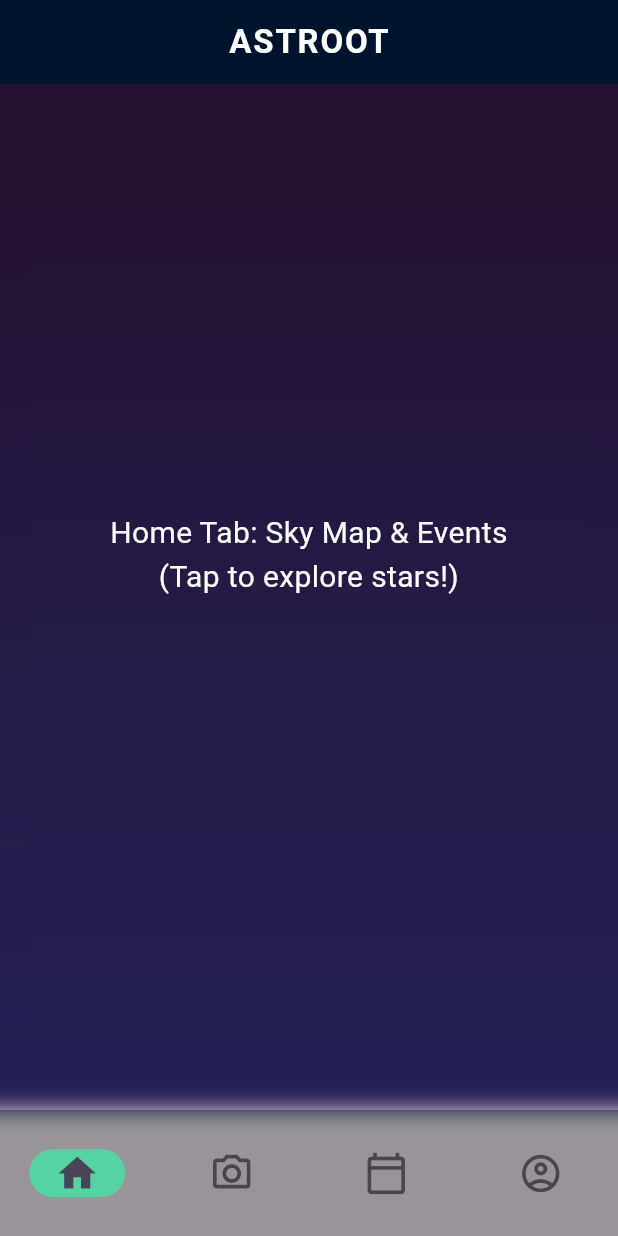
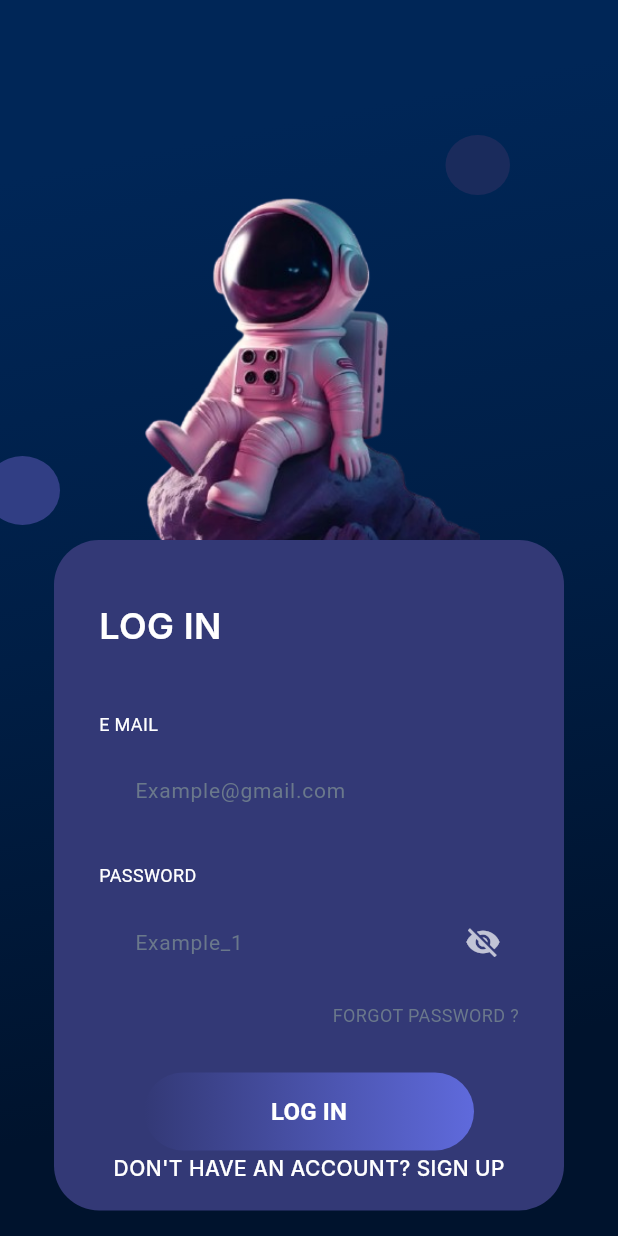
Before and after one commit to ariaj0sephine/Astroot, a Flutter app: the screen it shows after launch, after a tap on "GET STARTED", on a phone screen of 412 x 824 dp. Run offline on Flutter 3.47's test engine with Material 3 defaults, Android fonts, the phone set to English and light mode, and no system bars; our stand-ins replace flutter_svg; Roboto replaces fonts that are missing (Inter).

Commit message:
auth_screen done

```diff
--- /dev/null
+++ b/lib/auth_screen.dart
@@ -0,0 +1,351 @@
+// lib/screens/auth_screen.dart
+
+import 'package:flutter/material.dart';
+import 'package:flutter_svg/flutter_svg.dart';
+
+// Import your HomeScreen here (adjust path if needed)
+import 'home_screen.dart'; // Change this if your file name/path is different
+
+class AuthScreen extends StatefulWidget {
+  const AuthScreen({super.key});
+
+  @override
+  State<AuthScreen> createState() => _AuthScreenState();
+}
+
+class _AuthScreenState extends State<AuthScreen> {
+  bool isLogin = true; // true = Login, false = Sign Up
+
+  void toggle() {
+    setState(() => isLogin = !isLogin);
+  }
+
+  // Simulate login/signup success → go to Home
+  void goToHome() {
+    Navigator.of(context).pushReplacement(
+      MaterialPageRoute(builder: (_) => const HomeScreen()),
+    );
+  }
+
+  @override
+  Widget build(BuildContext context) {
+    return Scaffold(
+      resizeToAvoidBottomInset: false,
+      body: AnimatedSwitcher(
+        duration: const Duration(milliseconds: 400),
+        transitionBuilder: (child, animation) => FadeTransition(opacity: animation, child: child),
+        child: isLogin
+            ? LoginPage(onToggle: toggle, onSuccess: goToHome)
+            : SignUpPage(onToggle: toggle, onSuccess: goToHome),
+      ),
+    );
+  }
+}
+
+// ====================== LOGIN PAGE ======================
+class LoginPage extends StatefulWidget {
+  final VoidCallback onToggle;
+  final VoidCallback onSuccess;
+
+  const LoginPage({super.key, required this.onToggle, required this.onSuccess});
+
+  @override
+  State<LoginPage> createState() => _LoginPageState();
+}
+
+class _LoginPageState extends State<LoginPage> {
+  bool _obscurePassword = true; // Added this to control password visibility
+
+  @override
+  Widget build(BuildContext context) {
+    return Container(
+      width: double.infinity,
+      height: double.infinity,
+      decoration: const BoxDecoration(
+        gradient: LinearGradient(
+          begin: Alignment(-0.15, 0.77),
+          end: Alignment(-0.77, -0.73),
+          colors: [Color(0xFF00132D), Color(0xFF001E45), Color(0xFF002657)],
+        ),
+      ),
+      child: Stack(
+        children: [
+          // Astronaut + circles
+          Positioned(
+            top: -50,
+            left: -20,
+            child: SizedBox(
+              width: 400,
+              height: 500,
+              child: Stack(
+                children: [
+                  Center(
+                    child: Image.asset('assets/images/sitting.png', width: 280, fit: BoxFit.contain),
+                  ),
+                  Positioned(
+                    top: 140,
+                    right: 40,
+                    child: Container(
+                      width: 43,
+                      height: 40,
+                      decoration: const BoxDecoration(
+                        color: Color(0xFF1A2B5C),
+                        borderRadius: BorderRadius.all(Radius.elliptical(43, 40)),
+                      ),
+                    ),
+                  ),
+                  Positioned(
+                    bottom: 100,
+                    left: 10,
+                    child: Container(
+                      width: 50,
+                      height: 46,
+                      decoration: const BoxDecoration(
+                        color: Color(0xFF313E84),
+                        borderRadius: BorderRadius.all(Radius.elliptical(50, 46)),
+                      ),
+                    ),
+                  ),
+                ],
+              ),
+            ),
+          ),
+
+          // Login Card
+          Positioned(
+            top: 360,
+            left: 36,
+            right: 36,
+            child: Container(
+              padding: const EdgeInsets.fromLTRB(30, 40, 30, 40),
+              decoration: BoxDecoration(
+                color: const Color(0xFF333976),
+                borderRadius: BorderRadius.circular(30),
+              ),
+              child: Column(
+                crossAxisAlignment: CrossAxisAlignment.start,
+                children: [
+                  const Text('LOG IN', style: TextStyle(color: Colors.white, fontSize: 24, fontWeight: FontWeight.w600, fontFamily: 'Inter')),
+                  const SizedBox(height: 40),
+
+                  const Text('E MAIL', style: TextStyle(color: Colors.white, fontSize: 12)),
+                  const SizedBox(height: 8),
+                  TextField(
+                    style: const TextStyle(color: Color(0xFF6A788B)),
+                    decoration: InputDecoration(
+                      hintText: 'Example@gmail.com',
+                      hintStyle: const TextStyle(color: Color(0xFF6A788B), fontSize: 14),
+                      filled: true,
+                      fillColor: const Color(0xFF333976),
+                      contentPadding: const EdgeInsets.symmetric(horizontal: 20, vertical: 16),
+                      border: OutlineInputBorder(borderRadius: BorderRadius.circular(30), borderSide: BorderSide.none),
+                    ),
+                  ),
+                  const SizedBox(height: 20),
+
+                  const Text('PASSWORD', style: TextStyle(color: Colors.white, fontSize: 12)),
+                  const SizedBox(height: 8),
+                  TextField(
+                    obscureText: _obscurePassword, // Now controlled by state
+                    style: const TextStyle(color: Color(0xFF6A788B)),
+                    decoration: InputDecoration(
+                      hintText: 'Example_1',
+                      hintStyle: const TextStyle(color: Color(0xFF6A788B), fontSize: 14),
+                      filled: true,
+                      fillColor: const Color(0xFF333976),
+                      contentPadding: const EdgeInsets.symmetric(horizontal: 20, vertical: 16),
+                      border: OutlineInputBorder(borderRadius: BorderRadius.circular(30), borderSide: BorderSide.none),
+                      suffixIcon: IconButton( // Replaced broken PNG with reliable built-in icon
+                        icon: Icon(
+                          _obscurePassword ? Icons.visibility_off : Icons.visibility,
+                          color: Colors.white70, // Bright and visible on dark background
+                          size: 24,
+                        ),
+                        onPressed: () {
+                          setState(() {
+                            _obscurePassword = !_obscurePassword;
+                          });
+                        },
+                      ),
+                    ),
+                  ),
+
+                  const SizedBox(height: 12),
+                  Align(
+                    alignment: Alignment.centerRight,
+                    child: Text('FORGOT PASSWORD ?', style: TextStyle(color: Color(0xFF6A788B), fontSize: 12)),
+                  ),
+
+                  const SizedBox(height: 30),
+
+                  // Login Button
+                  Center(
+                    child: Container(
+                      width: 220,
+                      height: 52,
+                      decoration: BoxDecoration(
+                        borderRadius: BorderRadius.circular(30),
+                        gradient: const LinearGradient(colors: [Color(0xFF333976), Color(0xFF5F6ADC)]),
+                      ),
+                      child: ElevatedButton(
+                        onPressed: widget.onSuccess, // Goes to HomeScreen
+                        style: ElevatedButton.styleFrom(backgroundColor: Colors.transparent, shadowColor: Colors.transparent),
+                        child: const Text('LOG IN', style: TextStyle(color: Colors.white, fontSize: 16, fontWeight: FontWeight.w600)),
+                      ),
+                    ),
+                  ),
+                ],
+              ),
+            ),
+          ),
+
+          // Bottom "Sign Up" link
+          Positioned(
+            bottom: 35,
+            left: 0,
+            right: 0,
+            child: Center(
+              child: GestureDetector(
+                onTap: widget.onToggle,
+                child: const Text(
+                  "DON'T HAVE AN ACCOUNT? SIGN UP",
+                  style: TextStyle(color: Colors.white, fontSize: 14, fontWeight: FontWeight.w500, fontFamily: 'Inter'),
+                ),
+              ),
+            ),
+          ),
+        ],
+      ),
+    );
+  }
+}
+
+// ====================== SIGN UP PAGE ======================
+class SignUpPage extends StatefulWidget {
+  final VoidCallback onToggle;
+  final VoidCallback onSuccess;
+
+  const SignUpPage({super.key, required this.onToggle, required this.onSuccess});
+
+  @override
+  State<SignUpPage> createState() => _SignUpPageState();
+}
+
+class _SignUpPageState extends State<SignUpPage> {
+  bool _obscurePassword = true;
+
+  @override
+  Widget build(BuildContext context) {
+    return Container(
+      width: double.infinity,
+      height: double.infinity,
+      decoration: const BoxDecoration(
+        gradient: LinearGradient(
+          begin: Alignment(-0.15, 0.77),
+          end: Alignment(-0.77, -0.73),
+          colors: [Color(0xFF00132D), Color(0xFF001E45), Color(0xFF002657)],
+        ),
+      ),
+      child: SafeArea(
+        child: SingleChildScrollView(
+          padding: const EdgeInsets.symmetric(horizontal: 36),
+          child: Column(
+            children: [
+              const SizedBox(height: 40),
+
+              // Astronaut (same style as login)
+              Stack(
+                alignment: Alignment.center,
+                children: [
+                  Positioned(
+                    top: -30,
+                    right: 20,
+                    child: Container(width: 110, height: 110, decoration: const BoxDecoration(shape: BoxShape.circle, color: Color(0xFF0B274C))),
+                  ),
+                  Image.asset('assets/images/astronaut_w_phone.png', width: 260, fit: BoxFit.contain),
+                ],
+              ),
+
+              const SizedBox(height: 60),
+              const Text('SIGN UP', style: TextStyle(color: Colors.white, fontSize: 28, fontWeight: FontWeight.bold, fontFamily: 'Inter')),
+
+              const SizedBox(height: 50),
+
+              _buildField(label: 'YOUR NAME', hint: 'e.g., Rio'),
+              const SizedBox(height: 20),
+              _buildField(label: 'E MAIL', hint: 'Example@gmail.com', keyboardType: TextInputType.emailAddress),
+              const SizedBox(height: 20),
+
+              // Password with eye toggle (already perfect, no change needed)
+              TextField(
+                obscureText: _obscurePassword,
+                style: const TextStyle(color: Colors.white),
+                decoration: InputDecoration(
+                  labelText: 'PASSWORD',
+                  labelStyle: const TextStyle(color: Colors.white, fontSize: 12),
+                  hintText: 'Create a strong password',
+                  hintStyle: const TextStyle(color: Colors.white38),
+                  filled: true,
+                  fillColor: const Color(0xFF333976),
+                  contentPadding: const EdgeInsets.symmetric(horizontal: 20, vertical: 18),
+                  border: OutlineInputBorder(borderRadius: BorderRadius.circular(30), borderSide: BorderSide.none),
+                  suffixIcon: IconButton(
+                    icon: Icon(_obscurePassword ? Icons.visibility_off : Icons.visibility, color: Colors.white70),
+                    onPressed: () => setState(() => _obscurePassword = !_obscurePassword),
+                  ),
+                ),
+              ),
+
+              const SizedBox(height: 50),
+
+              SizedBox(
+                width: double.infinity,
+                height: 56,
+                child: ElevatedButton(
+                  onPressed: widget.onSuccess, // Goes to HomeScreen
+                  style: ElevatedButton.styleFrom(
+                    backgroundColor: const Color(0xFF5F6ADC),
+                    shape: RoundedRectangleBorder(borderRadius: BorderRadius.circular(30)),
+                  ),
+                  child: const Text('CREATE ACCOUNT', style: TextStyle(fontSize: 16, fontWeight: FontWeight.bold, color: Colors.white)),
+                ),
+              ),
+
+              const SizedBox(height: 30),
+
+              GestureDetector(
+                onTap: widget.onToggle,
+                child: const Text.rich(
+                  TextSpan(
+                    text: 'ALREADY HAVE AN ACCOUNT? ',
+                    style: TextStyle(color: Colors.white70, fontSize: 14),
+                    children: [TextSpan(text: 'LOG IN', style: TextStyle(color: Color(0xFF9D8CFF), fontWeight: FontWeight.bold))],
+                  ),
+                ),
+              ),
+
+              const SizedBox(height: 40),
+            ],
+          ),
+        ),
+      ),
+    );
+  }
+
+  Widget _buildField({required String label, required String hint, TextInputType keyboardType = TextInputType.text}) {
+    return TextField(
+      keyboardType: keyboardType,
+      style: const TextStyle(color: Colors.white),
+      decoration: InputDecoration(
+        labelText: label,
+        labelStyle: const TextStyle(color: Colors.white, fontSize: 12),
+        hintText: hint,
+        hintStyle: const TextStyle(color: Colors.white38),
+        filled: true,
+        fillColor: const Color(0xFF333976),
+        contentPadding: const EdgeInsets.symmetric(horizontal: 20, vertical: 18),
+        border: OutlineInputBorder(borderRadius: BorderRadius.circular(30), borderSide: BorderSide.none),
+      ),
+    );
+  }
+}
--- a/lib/home_screen.dart
+++ b/lib/home_screen.dart
@@ -9,7 +9,7 @@ class HomeScreen extends StatefulWidget {
 }
 
 class _HomeScreenState extends State<HomeScreen> {
-  int _currentIndex = 0; // starts on Camera tab
+  int _currentIndex = 1; // starts on Camera tab
 
   static const List<Widget> _screens = [
     HomeTab(),
@@ -58,8 +58,8 @@ class _HomeScreenState extends State<HomeScreen> {
       bottomNavigationBar: SizedBox(
         height: 84, // a little taller so icons have breathing room
         child: NavigationBar(
-          backgroundColor: Colors.black.withOpacity(0.4), // subtle dark glass effect
-          indicatorColor: const Color(0xFF56D3A3),
+            backgroundColor: Colors.black54,   // exactly 54% opacity ≈ 0.54, // subtle dark glass effect
+          indicatorColor: const Color(0xFF725ABA),
           selectedIndex: _currentIndex,
           onDestinationSelected: (i) => setState(() => _currentIndex = i),
           labelBehavior: NavigationDestinationLabelBehavior.alwaysHide, // no labels
@@ -99,7 +99,7 @@ class HomeTab extends StatelessWidget {
     children: [
       BackdropFilter(
         filter: ui.ImageFilter.blur(sigmaX: 7, sigmaY: 7),
-        child: Container(color: const Color(0xFF00145).withOpacity(0.15)),
+        child: Container(color: const Color(0x02600145)),    // 26 in hex = 38 in decimal → exactly 15% opacity
       ),
       const Center(
         child: Padding(
--- a/lib/welcome_screen.dart
+++ b/lib/welcome_screen.dart
@@ -1,5 +1,8 @@
 import 'package:flutter/material.dart';
-import 'home_screen.dart'; // ← Your main screen (unchanged)
+import 'home_screen.dart'; // Your main screen (unchanged)
+
+// This line brings in your combined Login + Sign Up page
+import 'auth_screen.dart'; // ← Make sure auth_screen.dart is in the same folder as this file
 
 class WelcomePage extends StatelessWidget {
   const WelcomePage({super.key});
@@ -108,16 +111,18 @@ class WelcomePage extends StatelessWidget {
               ),
             ),
 
-            // GET STARTED Button - exact shape, gradient & glow
+            // GET STARTED Button - NOW OPENS LOGIN/SIGNUP (visuals unchanged)
             Positioned(
-              bottom: screenHeight * 0.15,
+              bottom: screenHeight * 0.09,
               left: screenWidth * 0.22,
               right: screenWidth * 0.22,
               child: GestureDetector(
                 onTap: () {
-                  Navigator.pushReplacement(
-                    context,
-                    MaterialPageRoute(builder: (_) => const HomeScreen()),
+                  // This opens your combined Login/Sign Up screen
+                  Navigator.of(context).push(
+                    MaterialPageRoute(
+                      builder: (_) => const AuthScreen(),
+                    ),
                   );
                 },
                 child: Container(
@@ -134,7 +139,7 @@ class WelcomePage extends StatelessWidget {
                     ),
                     boxShadow: [
                       BoxShadow(
-                        color: Colors.purple.withOpacity(0.5),
+                        color: Colors.purple.withValues(alpha: 0.5), // Updated for modern Flutter
                         blurRadius: 22,
                         offset: const Offset(0, 10),
                       ),
@@ -155,42 +160,44 @@ class WelcomePage extends StatelessWidget {
               ),
             ),
 
-            // Bottom text - perfectly centered
-            Positioned(
-              bottom: screenHeight * 0.07,
-              left: 0,
-              right: 0,
-              child: Row(
-                mainAxisAlignment: MainAxisAlignment.center,
-                children: [
-                  const Text(
-                    "DON'T HAVE AN ACCOUNT? ",
-                    style: TextStyle(
-                      color: Colors.white70,
-                      fontSize: 13.5,
-                      fontWeight: FontWeight.w500,
-                    ),
-                  ),
-                  GestureDetector(
-                    onTap: () {
-                      Navigator.pushReplacement(
-                        context,
-                        MaterialPageRoute(builder: (_) => const HomeScreen()),
-                      );
-                    },
-                    child: const Text(
-                      'SIGN UP',
-                      style: TextStyle(
-                        color: Color.fromRGBO(220, 160, 255, 1),
-                        fontSize: 13.5,
-                        fontWeight: FontWeight.bold,
-                        decoration: TextDecoration.underline,
-                      ),
-                    ),
-                  ),
-                ],
-              ),
-            ),
+            // Bottom text - "SIGN UP" now opens Login/Sign Up screen too
+            // Positioned(
+            //   bottom: screenHeight * 0.07,
+            //   left: 0,
+            //   right: 0,
+            //   child: Row(
+            //     mainAxisAlignment: MainAxisAlignment.center,
+            //     children: [
+            //       const Text(
+            //         "DON'T HAVE AN ACCOUNT? ",
+            //         style: TextStyle(
+            //           color: Colors.white70,
+            //           fontSize: 13.5,
+            //           fontWeight: FontWeight.w500,
+            //         ),
+            //       ),
+            //       GestureDetector(
+            //         onTap: () {
+            //           // This also opens your combined Login/Sign Up screen
+            //           Navigator.of(context).push(
+            //             MaterialPageRoute(
+            //               builder: (_) => const AuthScreen(),
+            //             ),
+            //           );
+            //         },
+            //         child: const Text(
+            //           'SIGN UP',
+            //           style: TextStyle(
+            //             color: Color.fromRGBO(220, 160, 255, 1),
+            //             fontSize: 13.5,
+            //             fontWeight: FontWeight.bold,
+            //             decoration: TextDecoration.underline,
+            //           ),
+            //         ),
+            //       ),
+            //     ],
+            //   ),
+            // ),
           ],
         ),
       ),
--- a/pubspec.yaml
+++ b/pubspec.yaml
@@ -60,7 +60,8 @@ flutter:
   assets:
     - assets/images/
     - assets/fonts/
-
+    - assets/images/astronaut_w_phone.png
+    - assets/images/eye.png
 
   fonts:
     - family: FunkieRetro
```
Also changed, not shown: assets/images/astronaut_w_phone.png (renamed from assets/images/Download_free_png_of_PNG_Astronomy_astronaut_purple_space_by_ton_about_robot_png__astronaut_transparent__cute_astronaut__astronaut_cartoon__and_3d_astronaut_12342785-removebg-preview.png), assets/images/eye.png (added), assets/images/sitting.png (renamed from assets/images/Moon_s_Majestic_Rings_in_4K__A_Celestial_Marvel_for_Your_Mobile-removebg-preview.png).
